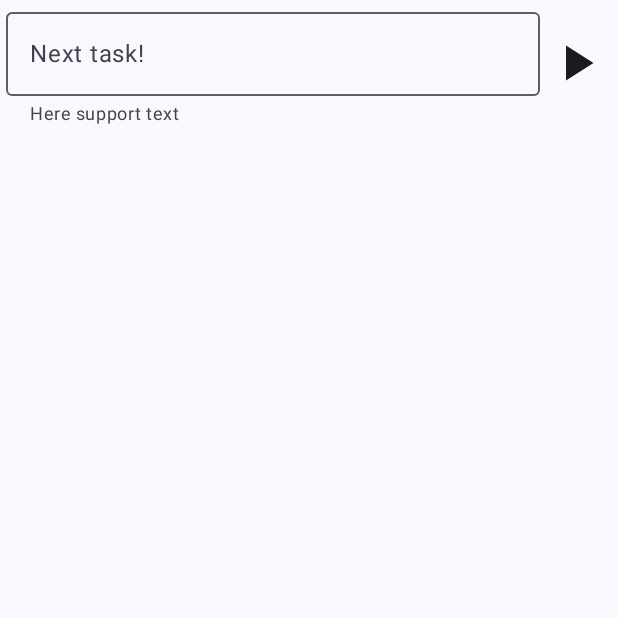
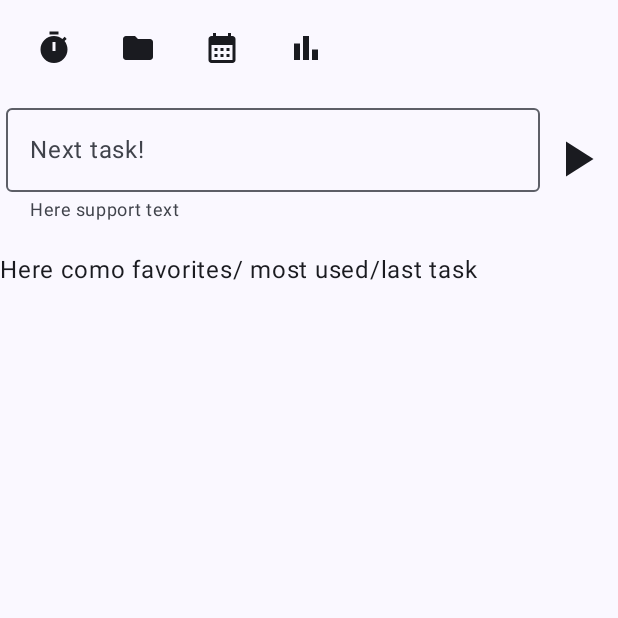
Before and after one commit to alexMenaya/timeMe, an Android app built with Jetpack Compose: the screen it shows after launch (MainActivity), on a phone screen of 412 x 824 dp, the top half of it. Run offline under Robolectric (Android 15) with nearby library versions, the phone set to English and light mode, and no system bars; our stand-ins replace Room's generated code; 2 statements that could not run were skipped.

Commit message:
Small UI changes

```diff
--- a/app/src/main/java/com/alexmenaya/timeme/ui/composables/TimeMeApp.kt
+++ b/app/src/main/java/com/alexmenaya/timeme/ui/composables/TimeMeApp.kt
@@ -1,12 +1,27 @@
 package com.alexmenaya.timeme.ui.composables
 
 import androidx.annotation.StringRes
+import androidx.compose.foundation.layout.Arrangement
+import androidx.compose.foundation.layout.PaddingValues
+import androidx.compose.foundation.layout.fillMaxWidth
 import androidx.compose.foundation.layout.padding
+import androidx.compose.foundation.lazy.LazyRow
+import androidx.compose.material.icons.Icons
+import androidx.compose.material.icons.filled.BarChart
+import androidx.compose.material.icons.filled.CalendarMonth
+import androidx.compose.material.icons.filled.Folder
+import androidx.compose.material.icons.filled.GraphicEq
+import androidx.compose.material.icons.filled.Timer
+import androidx.compose.material3.Icon
 import androidx.compose.material3.Scaffold
+import androidx.compose.material3.TopAppBar
 import androidx.compose.runtime.Composable
 import androidx.compose.runtime.collectAsState
 import androidx.compose.runtime.getValue
+import androidx.compose.ui.Alignment
 import androidx.compose.ui.Modifier
+import androidx.compose.ui.tooling.preview.Preview
+import androidx.compose.ui.unit.dp
 import androidx.navigation.NavHostController
 import androidx.navigation.compose.NavHost
 import androidx.navigation.compose.composable
@@ -19,7 +34,8 @@ import com.alexmenaya.timeme.ui.composables.screens.TimerScreen
 enum class TimeMeScreen(
     @StringRes val title: Int
 ) {
-    TIMER(title = R.string.timer_screen_title)
+    TIMER(title = R.string.timer_screen_title),
+    PROJECTS(title = R.string.timer_screen_title)
 }
 
 @Composable
@@ -36,7 +52,11 @@ fun TimeMeApp(
     val timerValue by viewModel.timerValue.collectAsState()
     val isTimerActive by viewModel.isTimerActive.collectAsState()
 
-    Scaffold() { innerPaddingValuer ->
+    Scaffold(
+        topBar = {
+            NavigationBar()
+        }
+    ) { innerPaddingValuer ->
         NavHost(
             navController = navController,
             startDestination = TimeMeScreen.TIMER.name,
@@ -53,3 +73,54 @@ fun TimeMeApp(
         }
     }
 }
+
+@Composable
+fun NavigationBar(
+    modifier: Modifier = Modifier
+) {
+    TopAppBar(
+        title = { NavigationList() }
+    )
+}
+@Composable
+fun NavigationList() {
+    LazyRow(
+        modifier = Modifier
+            .fillMaxWidth()
+            .padding(horizontal = 4.dp),
+        verticalAlignment = Alignment.CenterVertically,
+        horizontalArrangement = Arrangement.spacedBy(32.dp),
+        contentPadding = PaddingValues(4.dp)
+    ) {
+        item {
+            Icon(
+                imageVector = Icons.Filled.Timer, // Timer
+                contentDescription = null
+            )
+        }
+        item {
+            Icon(
+                imageVector = Icons.Filled.Folder, //Projects
+                contentDescription = null
+            )
+        }
+        item {
+            Icon(
+                imageVector = Icons.Filled.CalendarMonth, // Tracking
+                contentDescription = null
+            )
+        }
+        item {
+            Icon(
+                imageVector = Icons.Filled.BarChart, //Stats
+                contentDescription = null
+            )
+        }
+    }
+}
+
+@Preview
+@Composable
+fun MainPreview() {
+    TimeMeApp()
+}
--- a/app/src/main/java/com/alexmenaya/timeme/ui/composables/screens/TimerScreen.kt
+++ b/app/src/main/java/com/alexmenaya/timeme/ui/composables/screens/TimerScreen.kt
@@ -51,6 +51,7 @@ fun TimerScreen(
             )
         }
         Spacer(modifier = Modifier.height(20.dp))
+        Text(text = "Here como favorites/ most used/last task")
     }
 }
 
@@ -60,7 +61,9 @@ fun TimerDisplay(
     stopTimer: () -> Unit
 ) {
     Row(
-        modifier = Modifier.fillMaxWidth().padding(horizontal = 4.dp),
+        modifier = Modifier
+            .fillMaxWidth()
+            .padding(horizontal = 4.dp),
         verticalAlignment = Alignment.CenterVertically,
         horizontalArrangement = Arrangement.Center
     ) {
@@ -87,7 +90,9 @@ fun InputField(
     startTimer: () -> Unit
 ){
     Row(
-        modifier = Modifier.fillMaxWidth().padding(horizontal = 4.dp),
+        modifier = Modifier
+            .fillMaxWidth()
+            .padding(horizontal = 4.dp),
         verticalAlignment = Alignment.CenterVertically,
         horizontalArrangement = Arrangement.Center
     ) {
--- a/app/src/main/res/values/strings.xml
+++ b/app/src/main/res/values/strings.xml
@@ -1,4 +1,5 @@
 <resources>
     <string name="app_name">TimeMe</string>
     <string name="timer_screen_title">Timer</string>
+    <string name="projects_screen_title">Projects</string>
 </resources>
```
